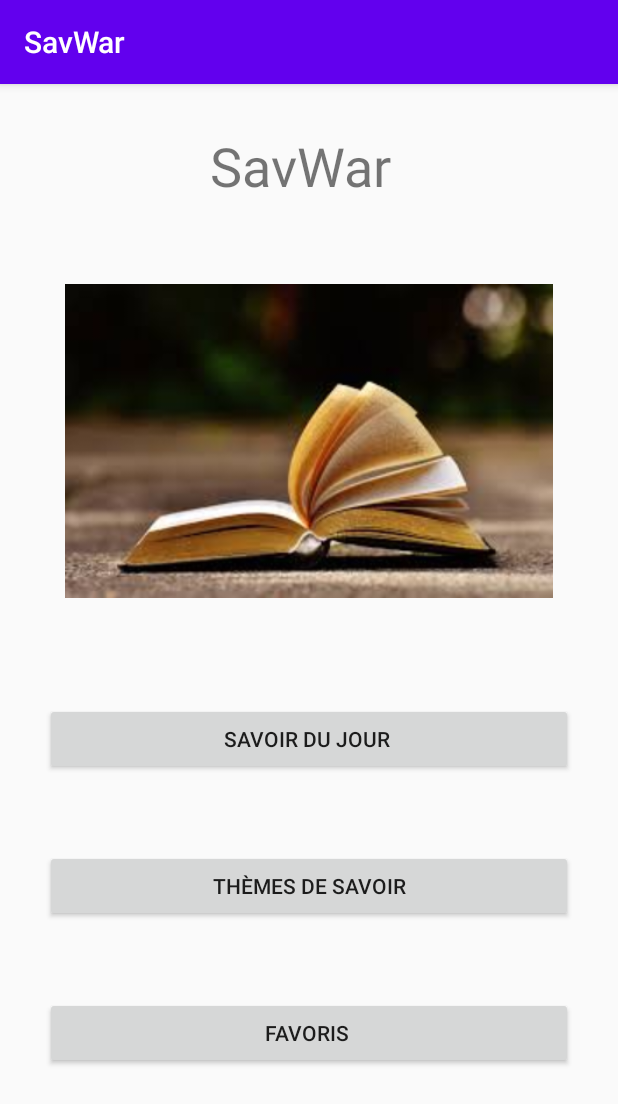
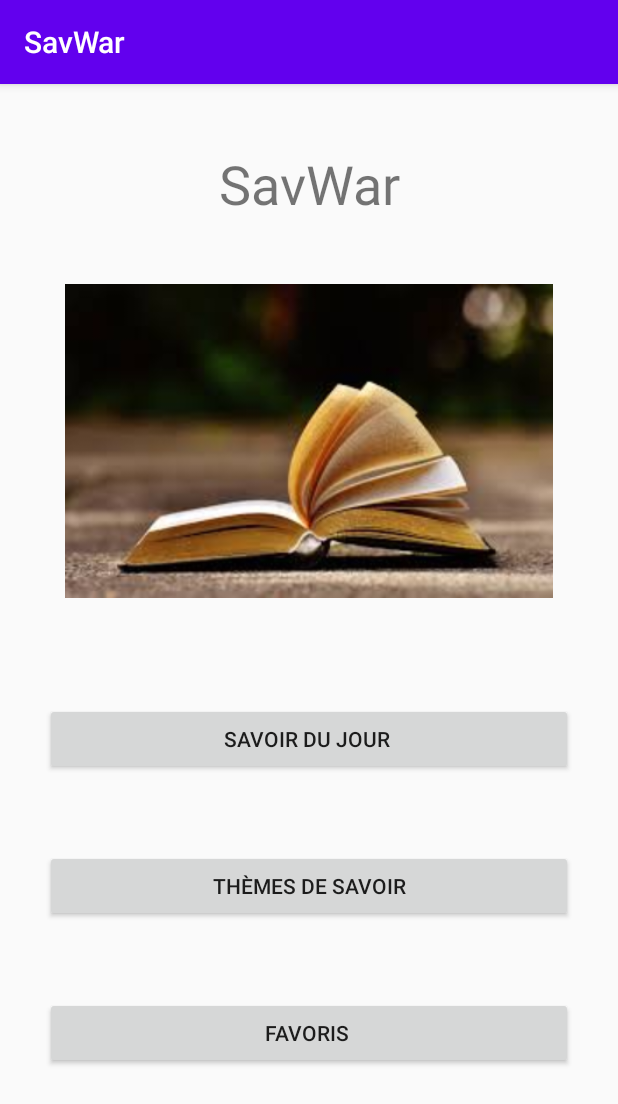
Before and after one commit to TheoDalban/Savoir, an Android app: the screen it shows after launch (MainActivity), on a phone screen of 412 x 824 dp. Shown: the top 1104 px of the screen. Run offline under Robolectric (Android 15) with nearby library versions, the phone set to English and light mode, and no system bars; Roboto replaces fonts that are not available here.

Commit message:
Réajustement ( responsive ) au niveau de main vue et de savoir du jour vue

```diff
--- a/app/src/main/res/layout/activity_main.xml
+++ b/app/src/main/res/layout/activity_main.xml
@@ -19,12 +19,10 @@
             android:layout_height="60dp"
             android:layout_weight="1"
             android:fontFamily="@font/aclonica"
-            android:paddingLeft="140dp"
-            android:paddingTop="30dp"
-            android:paddingRight="100dp"
-            android:paddingBottom="30dp"
             android:text="SavWar"
-            android:textSize="36sp" />
+            android:textSize="36sp"
+            android:layout_gravity="center"
+            android:gravity="center"/>
 
         <ImageView
             android:id="@+id/logo"
```
Also changed, not shown: app/src/main/res/layout/activity_savoir_du_jour_activity.xml (+3 -4 lines).
